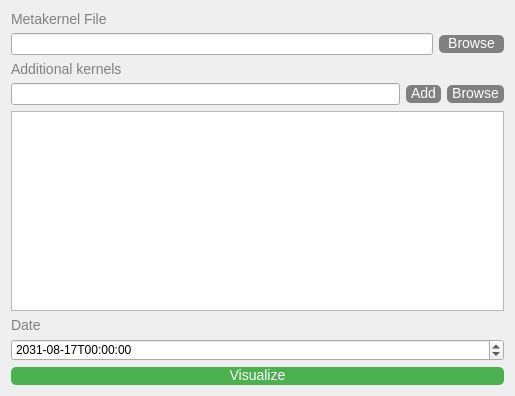
Above: ui/design/qtcreator/mk-loader.ui from esaSPICEservice/ess-plugin before the change. Below: the same form after it.
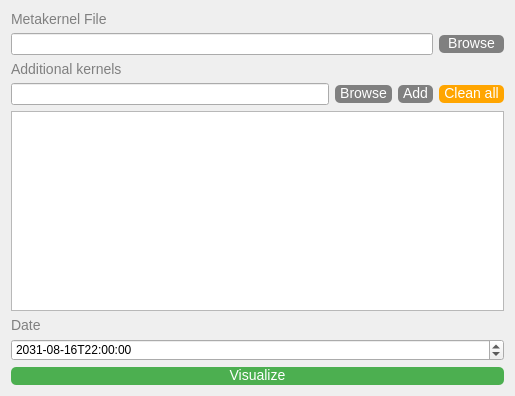
That is the form after the change.

Diff of the .ui file:
```diff
--- a/ui/design/qtcreator/mk-loader.ui
+++ b/ui/design/qtcreator/mk-loader.ui
@@ -83,18 +83,6 @@
      <item>
       <widget class="QLineEdit" name="extraInput"/>
      </item>
-     <item>
-      <widget class="QPushButton" name="extraAddButton">
-       <property name="styleSheet">
-        <string notr="true">QPushButton {
-	background-color: gray;
-}</string>
-       </property>
-       <property name="text">
-        <string>Add</string>
-       </property>
-      </widget>
-     </item>
      <item>
       <widget class="QPushButton" name="extraBrowseButton">
        <property name="styleSheet">
@@ -107,6 +95,30 @@
        </property>
       </widget>
      </item>
+     <item>
+      <widget class="QPushButton" name="extraAddButton">
+       <property name="styleSheet">
+        <string notr="true">QPushButton {
+	background-color: gray;
+}</string>
+       </property>
+       <property name="text">
+        <string>Add</string>
+       </property>
+      </widget>
+     </item>
+     <item>
+      <widget class="QPushButton" name="extraResetButton">
+       <property name="styleSheet">
+        <string notr="true">QPushButton {
+	background-color: orange;
+}</string>
+       </property>
+       <property name="text">
+        <string>Clean all</string>
+       </property>
+      </widget>
+     </item>
     </layout>
    </item>
    <item>
@@ -123,24 +135,24 @@
     <widget class="QDateTimeEdit" name="dateTimeEdit">
      <property name="dateTime">
       <datetime>
-       <hour>0</hour>
+       <hour>22</hour>
        <minute>0</minute>
        <second>0</second>
        <year>2031</year>
        <month>8</month>
-       <day>17</day>
+       <day>16</day>
       </datetime>
      </property>
      <property name="date">
       <date>
        <year>2031</year>
        <month>8</month>
-       <day>17</day>
+       <day>16</day>
       </date>
      </property>
      <property name="maximumDateTime">
       <datetime>
-       <hour>21</hour>
+       <hour>20</hour>
        <minute>59</minute>
        <second>57</second>
        <year>2035</year>
@@ -150,7 +162,7 @@
      </property>
      <property name="minimumDateTime">
       <datetime>
-       <hour>20</hour>
+       <hour>18</hour>
        <minute>0</minute>
        <second>0</second>
        <year>2023</year>
```
